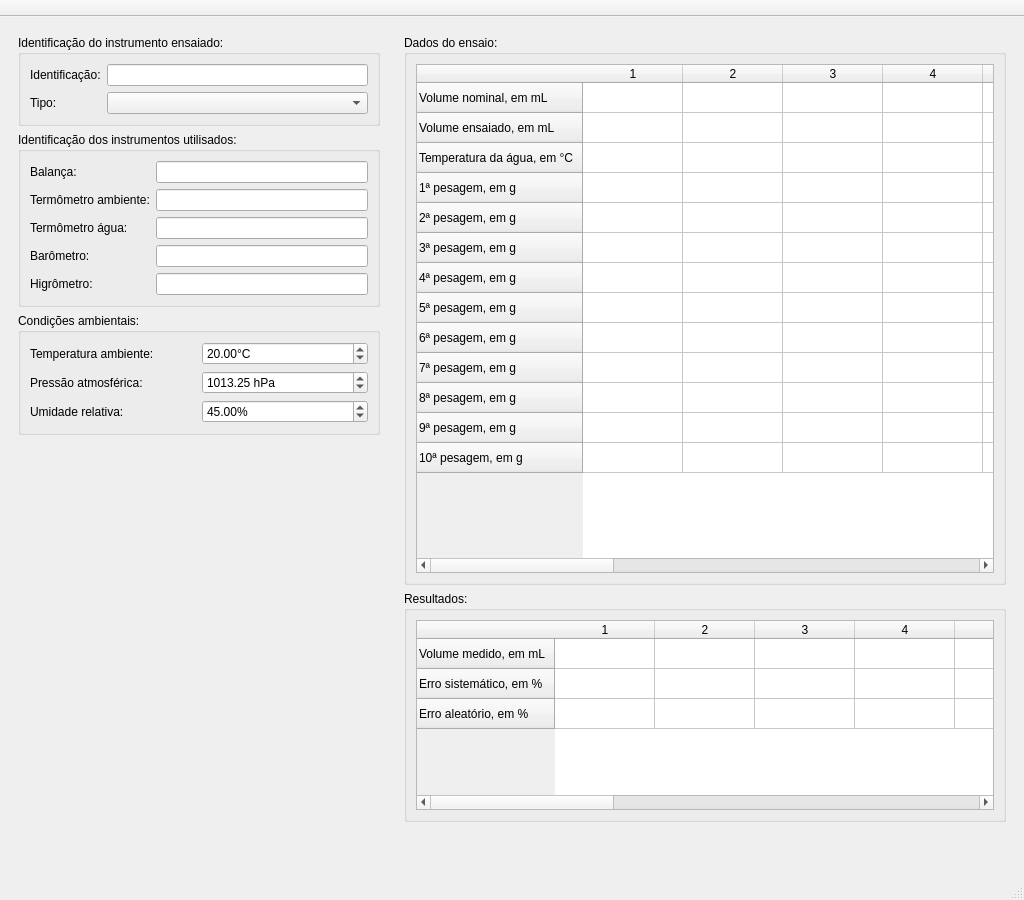
brunoparente77/vaca, file vaca.ui: the form before one commit.
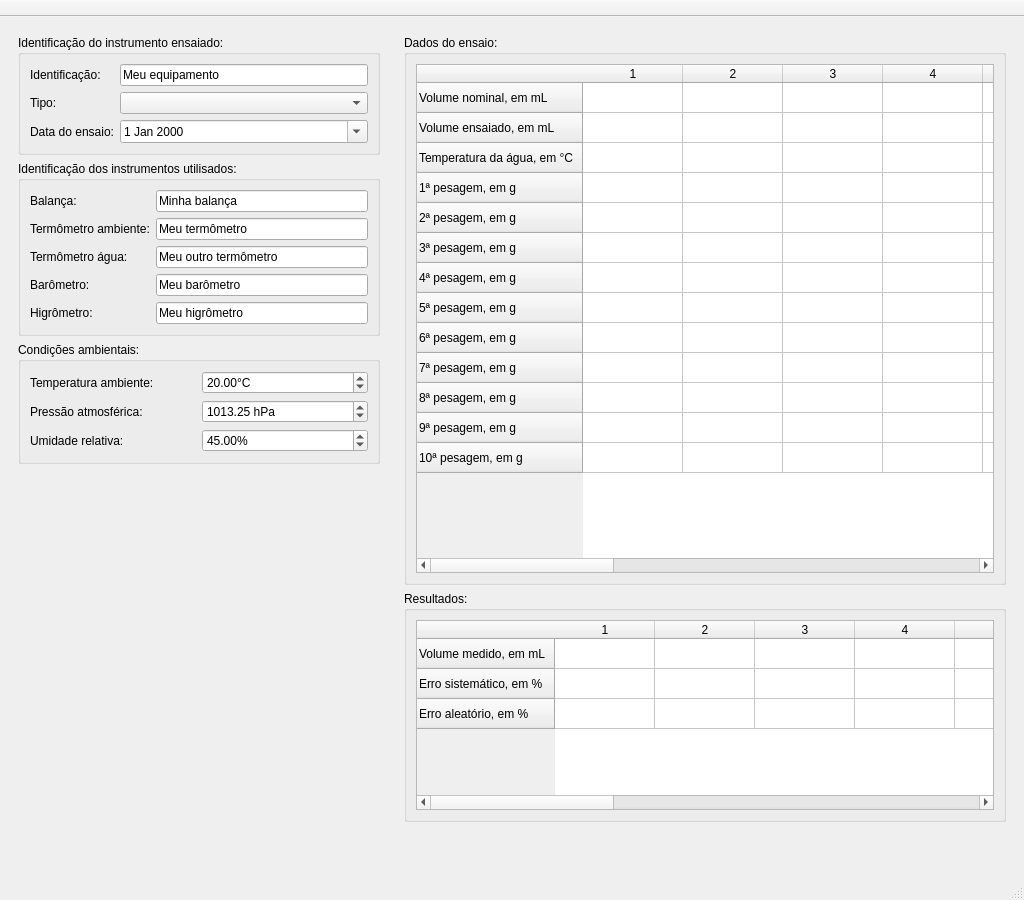
The form after the commit. Icons and pictures are not drawn.

Diff of the .ui file:
```diff
--- a/vaca.ui
+++ b/vaca.ui
@@ -56,7 +56,11 @@
            </widget>
           </item>
           <item row="0" column="1">
-           <widget class="QLineEdit" name="instId"/>
+           <widget class="QLineEdit" name="instId">
+            <property name="text">
+             <string>Meu equipamento</string>
+            </property>
+           </widget>
           </item>
           <item row="1" column="0">
            <widget class="QLabel" name="label_29">
@@ -68,6 +72,20 @@
           <item row="1" column="1">
            <widget class="QComboBox" name="instKind"/>
           </item>
+          <item row="2" column="0">
+           <widget class="QLabel" name="label_3">
+            <property name="text">
+             <string>Data do ensaio:</string>
+            </property>
+           </widget>
+          </item>
+          <item row="2" column="1">
+           <widget class="QDateEdit" name="dateEdit">
+            <property name="calendarPopup">
+             <bool>true</bool>
+            </property>
+           </widget>
+          </item>
          </layout>
         </widget>
        </item>
@@ -85,7 +103,11 @@
            </widget>
           </item>
           <item row="0" column="1">
-           <widget class="QLineEdit" name="balId"/>
+           <widget class="QLineEdit" name="balId">
+            <property name="text">
+             <string>Minha balança</string>
+            </property>
+           </widget>
           </item>
           <item row="1" column="0">
            <widget class="QLabel" name="label_21">
@@ -95,7 +117,11 @@
            </widget>
           </item>
           <item row="1" column="1">
-           <widget class="QLineEdit" name="termId"/>
+           <widget class="QLineEdit" name="termId">
+            <property name="text">
+             <string>Meu termômetro</string>
+            </property>
+           </widget>
           </item>
           <item row="3" column="0">
            <widget class="QLabel" name="label_22">
@@ -105,7 +131,11 @@
            </widget>
           </item>
           <item row="3" column="1">
-           <widget class="QLineEdit" name="barId"/>
+           <widget class="QLineEdit" name="barId">
+            <property name="text">
+             <string>Meu barômetro</string>
+            </property>
+           </widget>
           </item>
           <item row="4" column="0">
            <widget class="QLabel" name="label_23">
@@ -115,10 +145,18 @@
            </widget>
           </item>
           <item row="4" column="1">
-           <widget class="QLineEdit" name="higId"/>
+           <widget class="QLineEdit" name="higId">
+            <property name="text">
+             <string>Meu higrômetro</string>
+            </property>
+           </widget>
           </item>
           <item row="2" column="1">
-           <widget class="QLineEdit" name="lineEdit"/>
+           <widget class="QLineEdit" name="term2Id">
+            <property name="text">
+             <string>Meu outro termômetro</string>
+            </property>
+           </widget>
           </item>
           <item row="2" column="0">
            <widget class="QLabel" name="label">
```
